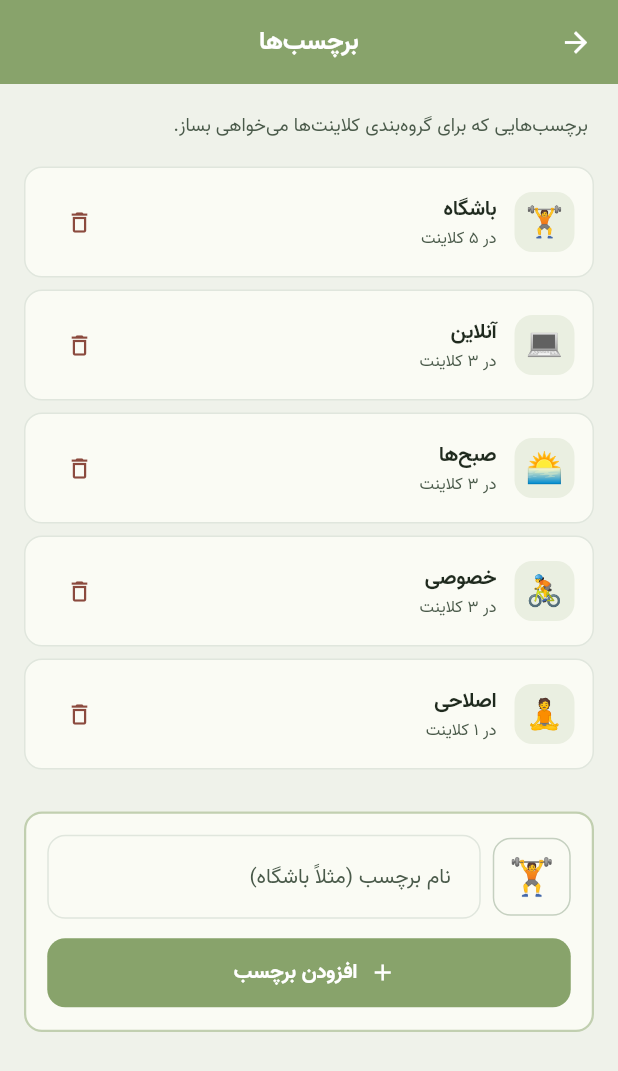
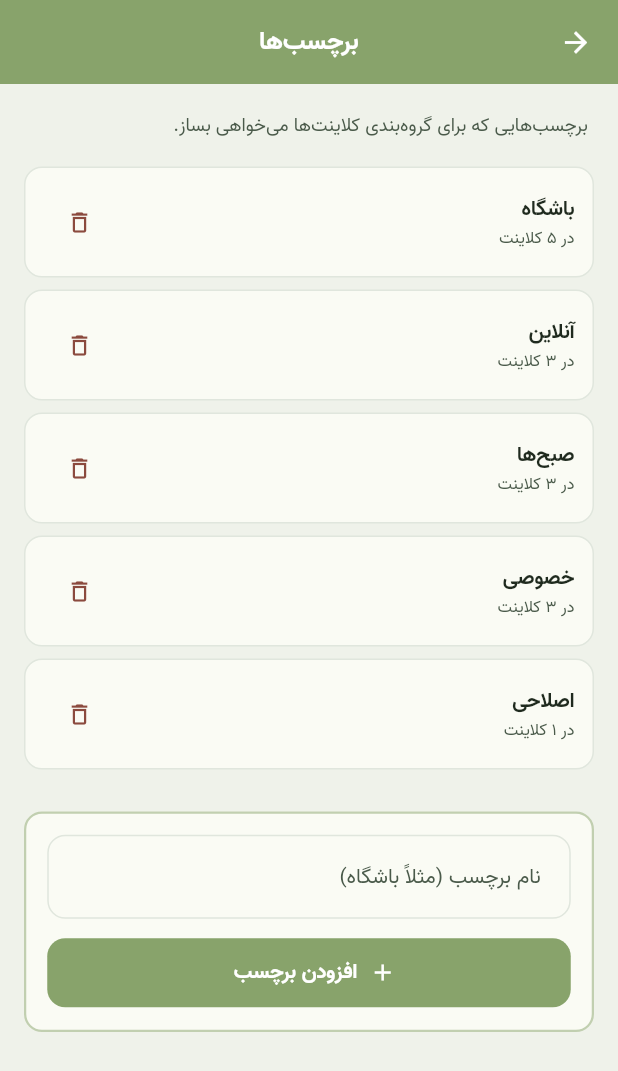
Before and after one commit to nima91ir/zahra-trainer-app, a Flutter app: the TagsScreen screen opened directly, on a phone screen of 412 x 824 dp. Shown: the top 1071 px of the screen. Run offline on Flutter 3.47's test engine with Material 3 defaults, Android fonts, the phone set to English and light mode, and no system bars; our stand-ins replace sembast, sembast_web, shamsi_date, shared_preferences; accounts and stored records are empty.

Commit message:
fix: past Jalali start-date remaining days, remove emoji from tags, add multi-select AND tag filtering, integrate JalaliCalendar picker, show days in past plans

```diff
--- a/lib/data/models/tag.dart
+++ b/lib/data/models/tag.dart
@@ -1,30 +1,25 @@
 /// A user-defined tag for grouping clients (e.g. "\u0628اش\u06af", "\u0627نھاین").
 class Tag {
   final int? id;
-  final String emoji;
   final String name;
 
   const Tag({
     this.id,
-    required this.emoji,
     required this.name,
   });
 
   Map<String, dynamic> toMap() => {
         'id': id,
-        'emoji': emoji,
         'name': name,
       };
 
   factory Tag.fromMap(Map<String, dynamic> map) => Tag(
         id: map['id'] as int?,
-        emoji: map['emoji'] as String,
         name: map['name'] as String,
       );
 
-  Tag copyWith({int? id, String? emoji, String? name}) => Tag(
+  Tag copyWith({int? id, String? name}) => Tag(
         id: id ?? this.id,
-        emoji: emoji ?? this.emoji,
         name: name ?? this.name,
       );
 }
--- a/lib/screens/client_detail/client_detail_screen.dart
+++ b/lib/screens/client_detail/client_detail_screen.dart
@@ -832,7 +832,7 @@ class _PastPlansSection extends StatelessWidget {
                     children: [
                       Text(template?.name ?? 'برنامه', style: TextStyle(fontFamily: 'Vazir', fontSize: 13, fontWeight: FontWeight.w800, color: AppTokens.onSurface)),
                       SizedBox(height: 2),
-                      Text('شروع: ${p.startDate ?? '—'}', style: TextStyle(fontFamily: 'Vazir', fontSize: 11, color: AppTokens.onSurfaceVar)),
+                      Text('شروع: ${p.startDate ?? '—'} · ${fa(p.days)} روز', style: TextStyle(fontFamily: 'Vazir', fontSize: 11, color: AppTokens.onSurfaceVar)),
                     ],
                   ),
                 ),
--- a/lib/screens/tags/tags_screen.dart
+++ b/lib/screens/tags/tags_screen.dart
@@ -14,14 +14,6 @@ class TagsScreen extends StatefulWidget {
 }
 
 class _TagsScreenState extends State<TagsScreen> {
-  static const List<String> _emojis = [
-    '🏋️', '💻', '🌅', '🚴', '🧘', '⚽',
-    '🏊', '🤸', '💪', '🩺', '🌙', '☀️',
-    '🎯', '🏆', '⭐', '❤️', '🔥', '🌸',
-    '🍎', '🥗', '📅', '🕐', '🏠', '📱',
-  ];
-
-  String _newEmoji = '🏋️';
   final TextEditingController _nameController =
       TextEditingController();
 
@@ -52,7 +44,7 @@ class _TagsScreenState extends State<TagsScreen> {
       );
       return;
     }
-    await state.addTag(Tag(emoji: _newEmoji, name: name));
+    await state.addTag(Tag(name: name));
     _nameController.clear();
     if (mounted) {
       ScaffoldMessenger.of(context).showSnackBar(
@@ -78,7 +70,7 @@ class _TagsScreenState extends State<TagsScreen> {
               TextStyle(fontFamily: 'Vazir', fontWeight: FontWeight.w800),
         ),
         content: Text(
-          'آیا از حذف «${tag.emoji} ${tag.name}» اطمینان داری؟$warning',
+          'آیا از حذف «${tag.name}» اطمینان داری؟$warning',
           style: TextStyle(fontFamily: 'Vazir', height: 1.8),
         ),
         actions: [
@@ -162,20 +154,6 @@ class _TagsScreenState extends State<TagsScreen> {
                 ),
                 child: Row(
                   children: [
-                    Container(
-                      width: 40,
-                      height: 40,
-                      decoration: BoxDecoration(
-                        color: AppTokens.primary.withValues(alpha: 0.14),
-                        borderRadius: BorderRadius.circular(12),
-                      ),
-                      alignment: Alignment.center,
-                      child: Text(
-                        tag.emoji,
-                        style: TextStyle(fontSize: 20),
-                      ),
-                    ),
-                    SizedBox(width: 12),
                     Expanded(
                       child: Column(
                         crossAxisAlignment: CrossAxisAlignment.start,
@@ -229,46 +207,11 @@ class _TagsScreenState extends State<TagsScreen> {
               child: Column(
                 crossAxisAlignment: CrossAxisAlignment.stretch,
                 children: [
-                Row(
-                  children: [
-                    // Emoji preview / dropdown
-                    PopupMenuButton<String>(
-                      onSelected: (e) =>
-                          setState(() => _newEmoji = e),
-                      itemBuilder: (ctx) => _emojis
-                          .map((e) => PopupMenuItem(
-                                value: e,
-                                child: Text(e,
-                                    style:
-                                        TextStyle(fontSize: 22)),
-                              ))
-                          .toList(),
-                      child: Container(
-                        width: 52,
-                        height: 52,
-                        decoration: BoxDecoration(
-                          color: AppTokens.surface,
-                          borderRadius: BorderRadius.circular(12),
-                          border:
-                              Border.all(color: AppTokens.outline),
-                        ),
-                        alignment: Alignment.center,
-                        child: Text(
-                          _newEmoji,
-                          style: TextStyle(fontSize: 24),
-                        ),
-                      ),
-                    ),
-                    SizedBox(width: 8),
-                    Expanded(
-                      child: TextField(
+                  TextField(
                     controller: _nameController,
-                        decoration: InputDecoration(
+                    decoration: const InputDecoration(
                       hintText: 'نام برچسب (مثلاً باشگاه)',
                     ),
-                      ),
-                    ),
-                  ],
                   ),
                   SizedBox(height: 12),
                   FilledButton.icon(
```
Also changed, not shown: lib/screens/add_edit_client/add_edit_client_screen.dart (+42 -18 lines), lib/screens/add_plan/add_plan_screen.dart (+42 -18 lines), lib/screens/clients/clients_screen.dart (+15 -6 lines), lib/state/app_state.dart (+48 -7 lines). Lines whose indentation alone changed are shown as unchanged.
